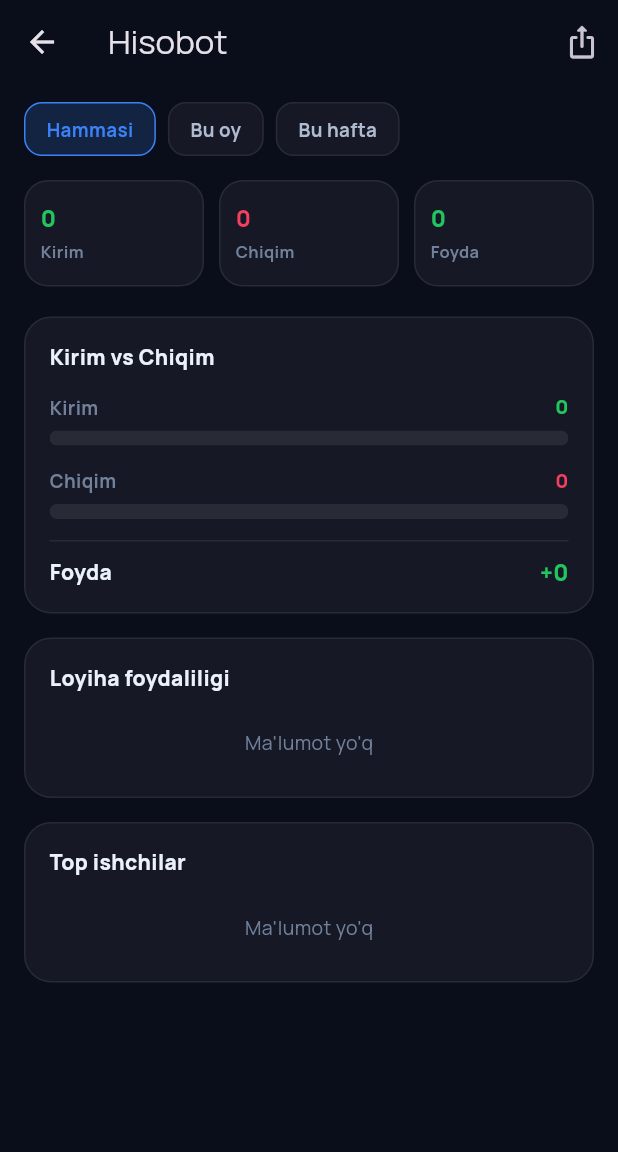
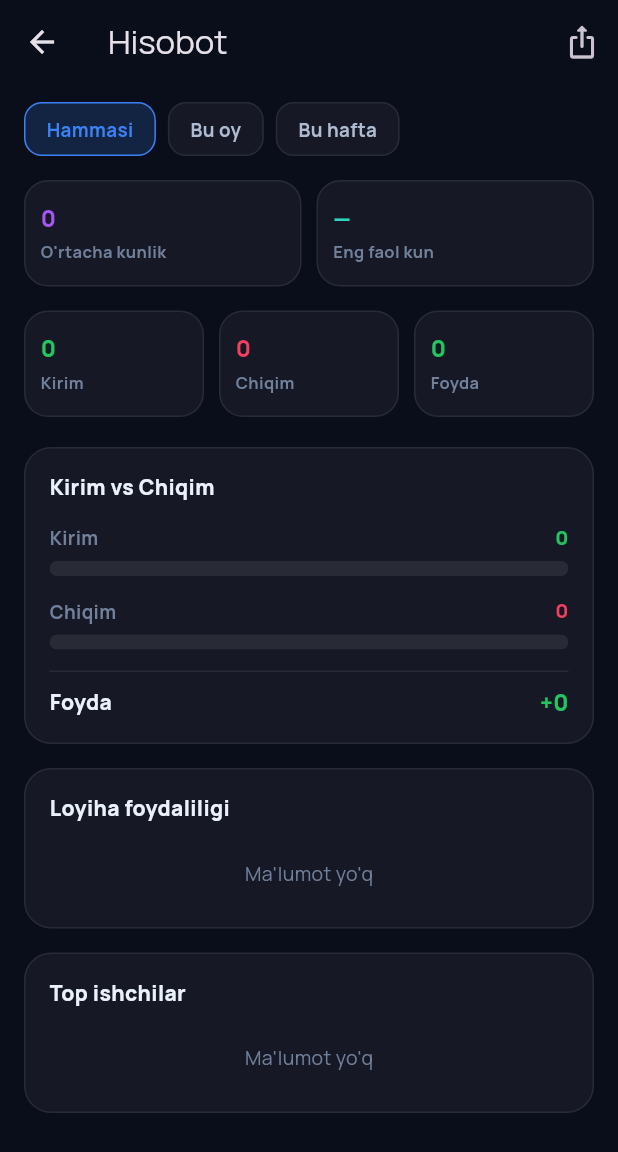
Before and after one commit to Bekzod131313/Prorab, a Flutter app: the ReportScreen screen opened directly, on a phone screen of 412 x 824 dp. Shown: the top 1152 px of the screen. Run offline on Flutter 3.47's test engine with Material 3 defaults, Android fonts, the phone set to English and light mode, and no system bars; our stand-ins replace google_fonts, share_plus, shared_preferences, supabase_flutter; accounts and stored records are empty.

Commit message:
Add average daily income and most active day stats to reports

```diff
--- a/flutter_app/lib/data/report_repository.dart
+++ b/flutter_app/lib/data/report_repository.dart
@@ -30,6 +30,8 @@ class ReportData {
   final List<TopWorker> topWorkers;
   final List<ProjectTransaction> txs;
   final Map<String, String> obNames;
+  final num avgDaily;
+  final int? activeDay;
 
   ReportData({
     required this.totalIn,
@@ -39,6 +41,8 @@ class ReportData {
     required this.topWorkers,
     required this.txs,
     required this.obNames,
+    required this.avgDaily,
+    required this.activeDay,
   });
 
   num get foyda => totalIn - totalOut;
@@ -67,6 +71,7 @@ class ReportRepository {
     num totalIn = 0;
     num totalOut = 0;
     final catTotals = <String?, num>{};
+    final dayTotals = <int, num>{};
     for (final tx in txs) {
       final isIn = tx.isIncomeFor(userId ?? '');
       final isOut = tx.isExpenseFor(userId ?? '');
@@ -75,6 +80,13 @@ class ReportRepository {
         totalOut += tx.summa;
         catTotals[tx.kategoriya] = (catTotals[tx.kategoriya] ?? 0) + tx.summa;
       }
+      dayTotals[tx.date.day] = (dayTotals[tx.date.day] ?? 0) + tx.summa;
+    }
+
+    final avgDaily = dayTotals.isEmpty ? 0 : (totalIn / dayTotals.length).round();
+    int? activeDay;
+    if (dayTotals.isNotEmpty) {
+      activeDay = dayTotals.entries.reduce((a, b) => b.value > a.value ? b : a).key;
     }
 
     final projectProfits = projects
@@ -115,6 +127,8 @@ class ReportRepository {
       topWorkers: topWorkers,
       txs: txs,
       obNames: {for (final p in projects) p.id: p.nomi},
+      avgDaily: avgDaily,
+      activeDay: activeDay,
     );
   }
 }
--- a/flutter_app/lib/screens/report_screen.dart
+++ b/flutter_app/lib/screens/report_screen.dart
@@ -136,6 +136,18 @@ class _ReportScreenState extends State<ReportScreen> {
         const SizedBox(height: 16),
         Row(
           children: [
+            Expanded(
+              child: _StatCard(label: "O'rtacha kunlik", value: data.avgDaily, color: const Color(0xFFA855F7)),
+            ),
+            const SizedBox(width: 10),
+            Expanded(
+              child: _ActiveDayCard(day: data.activeDay),
+            ),
+          ],
+        ),
+        const SizedBox(height: 16),
+        Row(
+          children: [
             Expanded(child: _StatCard(label: 'Kirim', value: data.totalIn, color: const Color(0xFF22C55E))),
             const SizedBox(width: 10),
             Expanded(child: _StatCard(label: 'Chiqim', value: data.totalOut, color: const Color(0xFFF43F5E))),
@@ -259,6 +271,37 @@ class _PeriodChip extends StatelessWidget {
             color: selected ? AppColors.accent : AppColors.text2,
           ),
         ),
+      ),
+    );
+  }
+}
+
+class _ActiveDayCard extends StatelessWidget {
+  final int? day;
+
+  const _ActiveDayCard({required this.day});
+
+  @override
+  Widget build(BuildContext context) {
+    final label = day == null ? '—' : '$day-kun';
+    return Container(
+      padding: const EdgeInsets.symmetric(horizontal: 10, vertical: 14),
+      decoration: BoxDecoration(
+        color: AppColors.card,
+        borderRadius: BorderRadius.circular(16),
+        border: Border.all(color: AppColors.border),
+      ),
+      child: Column(
+        crossAxisAlignment: CrossAxisAlignment.start,
+        children: [
+          Text(
+            label,
+            style: const TextStyle(fontSize: 15, fontWeight: FontWeight.w900, color: AppColors.accentTeal),
+            overflow: TextOverflow.ellipsis,
+          ),
+          const SizedBox(height: 4),
+          const Text('Eng faol kun', style: TextStyle(fontSize: 11, color: AppColors.muted, fontWeight: FontWeight.w700)),
+        ],
       ),
     );
   }
```
